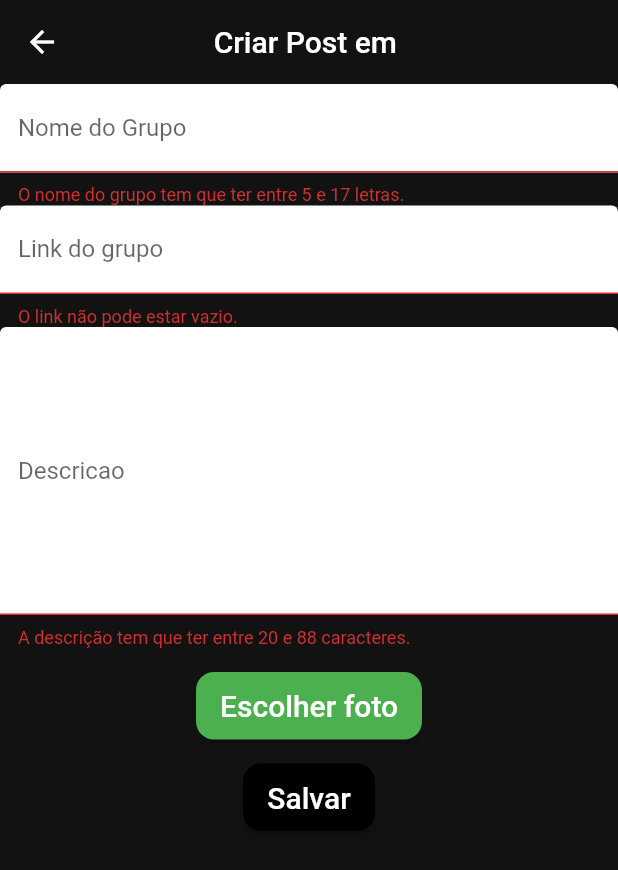
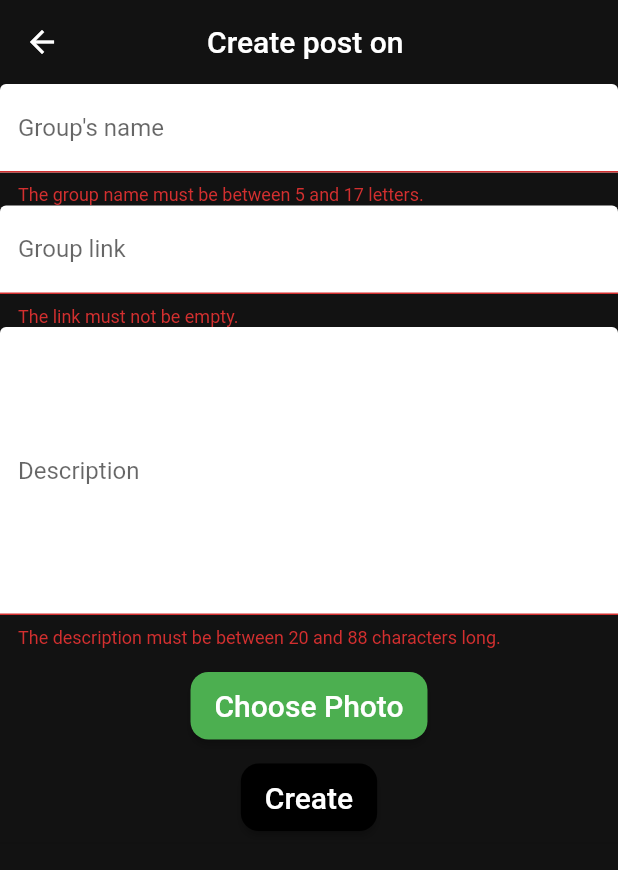
Before and after one commit to italoevan/share_groups, a Flutter app: the CriarPost screen opened directly with empty values, on a phone screen of 412 x 824 dp. Shown: the top 870 px of the screen. Run offline on Flutter 3.47's test engine with Material 2 defaults, Android fonts, the phone set to English and light mode, and no system bars; our stand-ins replace cloud_firestore, firebase_auth, firebase_core, firebase_storage, flutter_mobx, image_picker and 1 more; missing offline and left inert: firebase_admob; accounts and stored records are empty; generated files the repository leaves out were written again; network calls fail.

Commit message:
2.0.5 To english and Fix bugs

```diff
--- a/sharegroups/lib/screens/Cadastro.dart
+++ b/sharegroups/lib/screens/Cadastro.dart
@@ -66,7 +66,7 @@ class _CadastroState extends State<Cadastro> {
                             decoration: InputDecoration(
                                 errorText: cadastroStore.emailComputed
                                     ? null
-                                    : "Mínimo de 10 letras, max de 26.",
+                                    : "Minimum of 10 letters, maximum of 26",
                                 filled: true,
                                 fillColor: Colors.white,
                                 labelText: "Email"),
@@ -79,10 +79,10 @@ class _CadastroState extends State<Cadastro> {
                             decoration: InputDecoration(
                                 errorText: cadastroStore.apelidoComputed
                                     ? null
-                                    : "Mínimo de 3 letras, max de 12.",
+                                    : "Minimum of 3 letters, maximum of 12.",
                                 filled: true,
                                 fillColor: Colors.white,
-                                labelText: "Apelido"),
+                                labelText: "Nickname"),
                             onChanged: cadastroStore.setApelido,
                           ),
                           Divider(
@@ -92,7 +92,7 @@ class _CadastroState extends State<Cadastro> {
                             decoration: InputDecoration(
                                 errorText: cadastroStore.senhaComputed
                                     ? null
-                                    : "Mínimo de 3 letras, max de 10.",
+                                    : "Minimum of 3 letters, maximum of 10.",
                                 suffixIcon: IconButton(
                                     icon: Icon(
                                       Icons.remove_red_eye_sharp,
@@ -103,7 +103,7 @@ class _CadastroState extends State<Cadastro> {
                                     onPressed: cadastroStore.changeVisible),
                                 filled: true,
                                 fillColor: Colors.white,
-                                labelText: "Senha"),
+                                labelText: "Password"),
                             obscureText: !cadastroStore.visible,
                             onChanged: cadastroStore.setSenha,
                           )
@@ -140,9 +140,9 @@ class _CadastroState extends State<Cadastro> {
                             : () {
                                 key.currentState.showSnackBar(SnackBar(
                                     content: Text(
-                                        "Você não preencheu os requisitos.")));
+                                        "Error.")));
                               },
-                        child: Text("Cadastrar",
+                        child: Text("Sign up",
                             style: TextStyle(color: Colors.white)),
                       );
                     },
--- a/sharegroups/lib/screens/CriarPost.dart
+++ b/sharegroups/lib/screens/CriarPost.dart
@@ -45,7 +45,7 @@ class _CriarPostState extends State<CriarPost> {
     return Scaffold(
       key: key,
       appBar: AppBar(
-        title: Text("Criar Post em ${widget.tagname}"),
+        title: Text("Create post on ${widget.tagname}"),
         centerTitle: true,
         elevation: 0,
       ),
@@ -65,20 +65,20 @@ class _CriarPostState extends State<CriarPost> {
                         decoration: InputDecoration(
                             errorText: storeCriarPost.nomeGrupoComputed
                                 ? null
-                                : "O nome do grupo tem que ter entre 5 e 17 letras.",
+                                : "The group name must be between 5 and 17 letters.",
                             fillColor: Colors.white,
                             filled: true,
-                            labelText: "Nome do Grupo"),
+                            labelText: "Group's name"),
                         onChanged: storeCriarPost.setNome_grupo,
                       ),
                       TextField(
                         decoration: InputDecoration(
                             errorText: storeCriarPost.linkGrupoComputed
                                 ? null
-                                : "O link não pode estar vazio.",
+                                : "The link must not be empty.",
                             fillColor: Colors.white,
                             filled: true,
-                            labelText: "Link do grupo"),
+                            labelText: "Group link"),
                         onChanged: storeCriarPost.setLink_grupo,
                       ),
                       TextField(
@@ -87,10 +87,10 @@ class _CriarPostState extends State<CriarPost> {
                         decoration: InputDecoration(
                             errorText: storeCriarPost.descricaoComputed
                                 ? null
-                                : "A descrição tem que ter entre 20 e 88 caracteres.",
+                                : "The description must be between 20 and 88 characters long.",
                             filled: true,
                             fillColor: Colors.white,
-                            labelText: "Descricao"),
+                            labelText: "Description"),
                         onChanged: storeCriarPost.setDescricao,
                       ),
                       Divider(
@@ -103,7 +103,7 @@ class _CriarPostState extends State<CriarPost> {
                                 borderRadius: BorderRadius.circular(12)),
                             color: Colors.green,
                             onPressed: getImage,
-                            child: Text("Escolher foto",
+                            child: Text("Choose Photo",
                                 style: TextStyle(
                                     color: Colors.white, fontSize: 20))),
                       ),
@@ -128,9 +128,9 @@ class _CriarPostState extends State<CriarPost> {
                               : () {
                                   key.currentState.showSnackBar(SnackBar(
                                       content:
-                                          Text("Requisitos não cumpridos.")));
+                                          Text("Error.")));
                                 },
-                          child: Text("Salvar",
+                          child: Text("Create",
                               style:
                                   TextStyle(color: Colors.white, fontSize: 20)),
                         ),
@@ -189,7 +189,7 @@ class _CriarPostState extends State<CriarPost> {
             return AlertDialog(
               content: Container(
                   child: Text(
-                      "Concluido, agora espere a moderação verificar se seu grupo cumpre com os requisitos necessários.")),
+                      "Wait for your post to be approved.")),
             );
           });
     });
--- a/sharegroups/lib/screens/ListaDeGrupos.dart
+++ b/sharegroups/lib/screens/ListaDeGrupos.dart
@@ -143,7 +143,7 @@ class _ListaDeGruposState extends State<ListaDeGrupos> {
                       width: 110,
                     ),
                     Text(
-                      "Não encontramos nada aqui...Ainda.",
+                      "Page without posts yet...",
                       style: TextStyle(color: Colors.white, fontSize: 18),
                       textAlign: TextAlign.center,
                     )
--- a/sharegroups/lib/screens/Login.dart
+++ b/sharegroups/lib/screens/Login.dart
@@ -82,7 +82,7 @@ class _LoginState extends State<Login> {
                               }),
                           filled: true,
                           fillColor: Colors.white,
-                          labelText: "Senha"),
+                          labelText: "Password"),
                       onChanged: loginStore.setSenha,
                     );
                   }),
@@ -104,7 +104,7 @@ class _LoginState extends State<Login> {
                             print(loginStore.email);
                           },
                           child: Text(
-                            "Logar",
+                            "Sign in",
                             style: TextStyle(color: Colors.white),
                           ),
                         ),
@@ -118,7 +118,7 @@ class _LoginState extends State<Login> {
                             onPressed: () {
                               Navigator.pushNamed(context, '/cadastro');
                             },
-                            child: Text("Cadastrar",
+                            child: Text("Sign up",
                                 style: TextStyle(color: Colors.white))),
                       ),
                     ],
--- a/sharegroups/lib/stores/storeGeral.dart
+++ b/sharegroups/lib/stores/storeGeral.dart
@@ -35,6 +35,12 @@ abstract class _StoreGeral with Store {
   bool carregandoGeral = false;
 
   @action
+  void carregandoGeralToTrue()=> carregandoGeral = true;
+
+  @action
+  void carregandoGeralToFalse()=> carregandoGeral = false;
+
+  @action
   void changeCarregandoGeral()=> carregandoGeral = !carregandoGeral;
 
 }
--- a/sharegroups/pubspec.yaml
+++ b/sharegroups/pubspec.yaml
@@ -2,7 +2,7 @@ name: sharegroups
 description: A new Flutter application.
 
 
-version: 2.0.4+6
+version: 2.0.5+7
 
 environment:
   sdk: ">=2.7.0 <3.0.0"
```
Also changed, not shown: sharegroups/lib/screens/Home.dart (+13 -27 lines), sharegroups/lib/screens/Posts.dart (+6 -16 lines), sharegroups/lib/widgets/CustomDrawer.dart (+9 -7 lines), sharegroups/assets/images/Icon.png (added).
